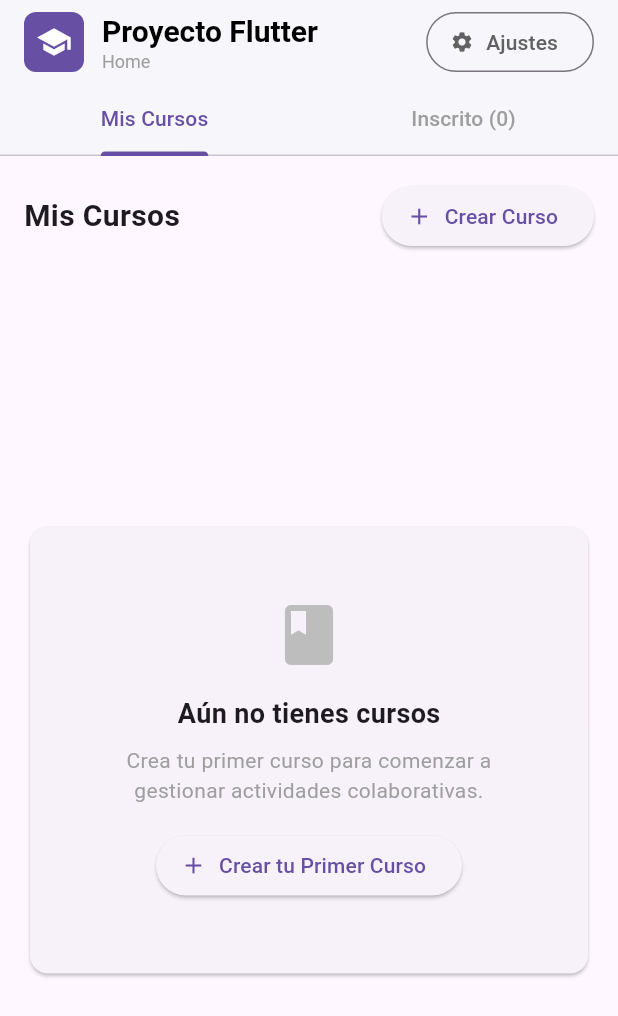
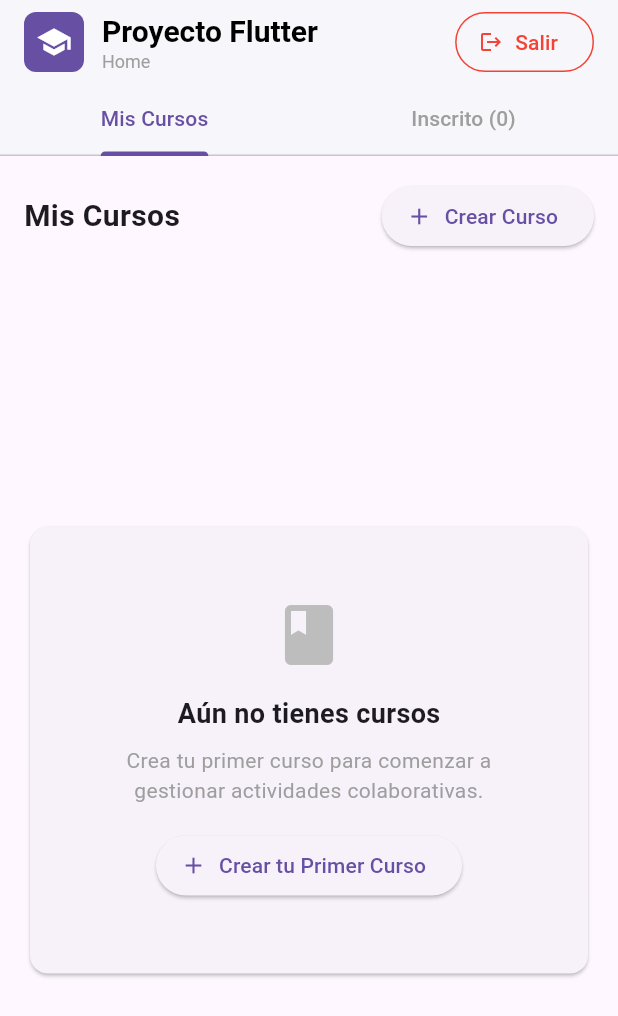
Before and after one commit to OrlandoJrRengifo/App-Flutter, a Flutter app: the CourseDashboard screen opened directly, on a phone screen of 412 x 824 dp. Shown: the top 1016 px of the screen. Run offline on Flutter 3.47's test engine with Material 3 defaults, Android fonts, the phone set to English and light mode, and no system bars; our stand-ins replace get, loggy, sqflite; accounts and stored records are empty.

Commit message:
added logout button

```diff
--- a/lib/features/courses/presentation/pages/courses_page.dart
+++ b/lib/features/courses/presentation/pages/courses_page.dart
@@ -7,6 +7,7 @@ import '../widgets/course_form_dialog.dart';
 import '../controller/course_controller.dart';
 import '../../../RegToCourse/presentation/controller/user_course_controller.dart';
 import '../../../auth/presentation/controller/auth_controller.dart';
+import '../../../auth/presentation/pages/login_page.dart';
 import 'courseDetail_page.dart';
 
 class CourseDashboard extends StatefulWidget {
@@ -23,7 +24,6 @@ class _CourseDashboardState extends State<CourseDashboard>
   late final UserCourseController userCourseController;
   String? copiedCode;
   final RxList<Course> _enrolledCourses = <Course>[].obs;
-  // Por ahora asumimos role de teacher, esto debería venir del auth
   String userRole = "teacher";
 
   @override
@@ -140,8 +140,9 @@ class _CourseDashboardState extends State<CourseDashboard>
               }
 
               // 1️⃣ Buscar el ID del curso por código
-            final courseId =
-                await courseController.getCourseIdByCode(enteredCode);
+              final courseId = await courseController.getCourseIdByCode(
+                enteredCode,
+              );
 
               if (courseId == null) {
                 Get.snackbar(
@@ -348,12 +349,23 @@ class _CourseDashboardState extends State<CourseDashboard>
         actions: [
           OutlinedButton.icon(
             onPressed: () {
-              // Navegación a ajustes, falta por implementar
+              final auth = Get.find<AuthenticationController>();
+              auth.logOut();
+
+              // 🔹 Redirige al Login limpiando navegación previa
+              Get.offAll(() => const LoginPage());
             },
-            icon: const Icon(Icons.settings, size: 16),
-            label: const Text('Ajustes'),
-            style: OutlinedButton.styleFrom(foregroundColor: Colors.grey[700]),
+            icon: const Icon(Icons.logout, size: 16, color: Colors.red),
+            label: const Text(
+              'Salir',
+              style: TextStyle(color: Colors.red),
             ),
+            style: OutlinedButton.styleFrom(
+              foregroundColor: Colors.red,
+              side: const BorderSide(color: Colors.red),
+            ),
+          ),
+
           const SizedBox(width: 16),
         ],
         bottom: TabBar(
--- a/lib/main.dart
+++ b/lib/main.dart
@@ -29,7 +29,7 @@ import 'features/auth/data/datasources/i_auth_source.dart';
 import 'features/auth/data/repositories/auth_repository.dart';
 import 'features/auth/domain/usecases/auth_usecase.dart';
 import 'features/auth/presentation/controller/auth_controller.dart';
-import 'features/auth/presentation/pages/loginScreen.dart';
+import 'features/auth/presentation/pages/login_page.dart';
 
 
 void main() async {
@@ -77,7 +77,7 @@ class MyApp extends StatelessWidget {
         primarySwatch: Colors.blue,
         visualDensity: VisualDensity.adaptivePlatformDensity,
       ),
-      home: const LoginScreen(),
+      home: const LoginPage(),
     );
   }
 }
```
Also changed, not shown: lib/features/auth/presentation/pages/login_page.dart (renamed from lib/features/auth/presentation/pages/loginScreen.dart, +4 -4 lines). Lines whose indentation alone changed are shown as unchanged.
